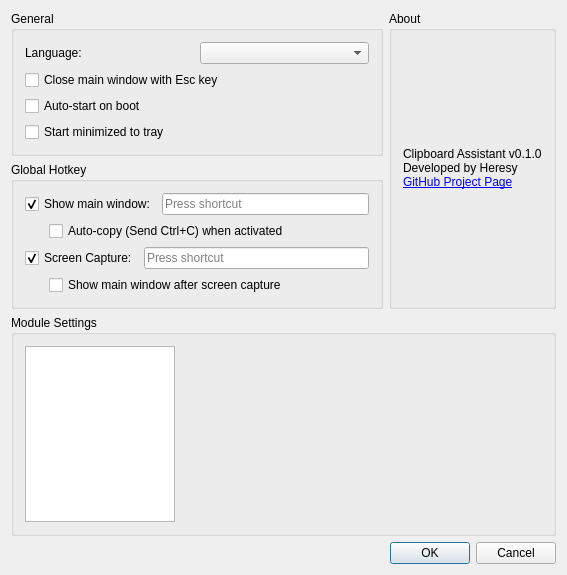
Before: the Qt Designer form ClipboardAssistant/Setting.ui in KHeresy/ClipboardAssistant, drawn with Qt 5.
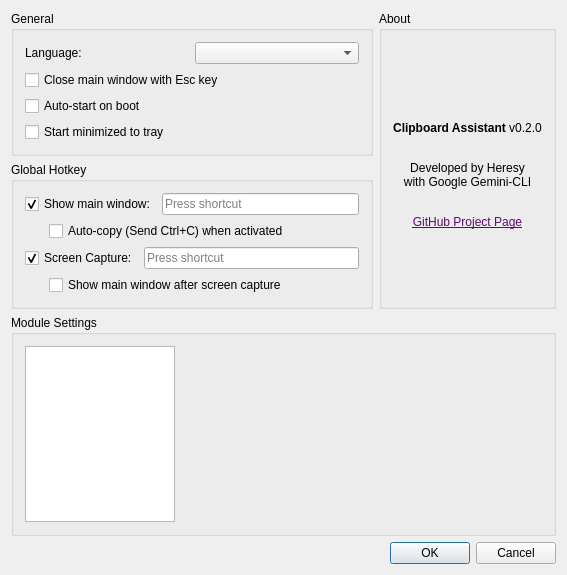
After: the same form once the commit is applied. Icons and pictures are not drawn.

The edit to the form file:
```diff
--- a/ClipboardAssistant/Setting.ui
+++ b/ClipboardAssistant/Setting.ui
@@ -173,7 +173,7 @@
         <item>
          <widget class="QLabel" name="labelAbout">
           <property name="text">
-           <string>Clipboard Assistant v0.1.0&lt;br/&gt;Developed by Heresy&lt;br/&gt;&lt;a href=&quot;https://github.com/KHeresy/ClipboardAssistant&quot;&gt;GitHub Project Page&lt;/a&gt;</string>
+           <string>&lt;html&gt;&lt;head/&gt;&lt;body&gt;&lt;p align=&quot;center&quot;&gt;&lt;img src=&quot;:/ClipboardAssistant/app_icon.png&quot; width=&quot;64&quot; height=&quot;64&quot;/&gt;&lt;br/&gt;&lt;span style=&quot; font-weight:700;&quot;&gt;Clipboard Assistant&lt;/span&gt; v0.2.0&lt;/p&gt;&lt;p align=&quot;center&quot;&gt;&lt;br/&gt;Developed by Heresy &lt;br/&gt;with Google Gemini-CLI&lt;/p&gt;&lt;p align=&quot;center&quot;&gt;&lt;br/&gt;&lt;a href=&quot;https://github.com/KHeresy/ClipboardAssistant&quot;&gt;&lt;span style=&quot; text-decoration: underline; color:#5b0c6d;&quot;&gt;GitHub Project Page&lt;/span&gt;&lt;/a&gt;&lt;/p&gt;&lt;/body&gt;&lt;/html&gt;</string>
           </property>
           <property name="openExternalLinks">
            <bool>true</bool>
```
Left out of the diff: 3 changed lines with no effect on the pictures. Lines whose indentation alone changed are shown as unchanged.
